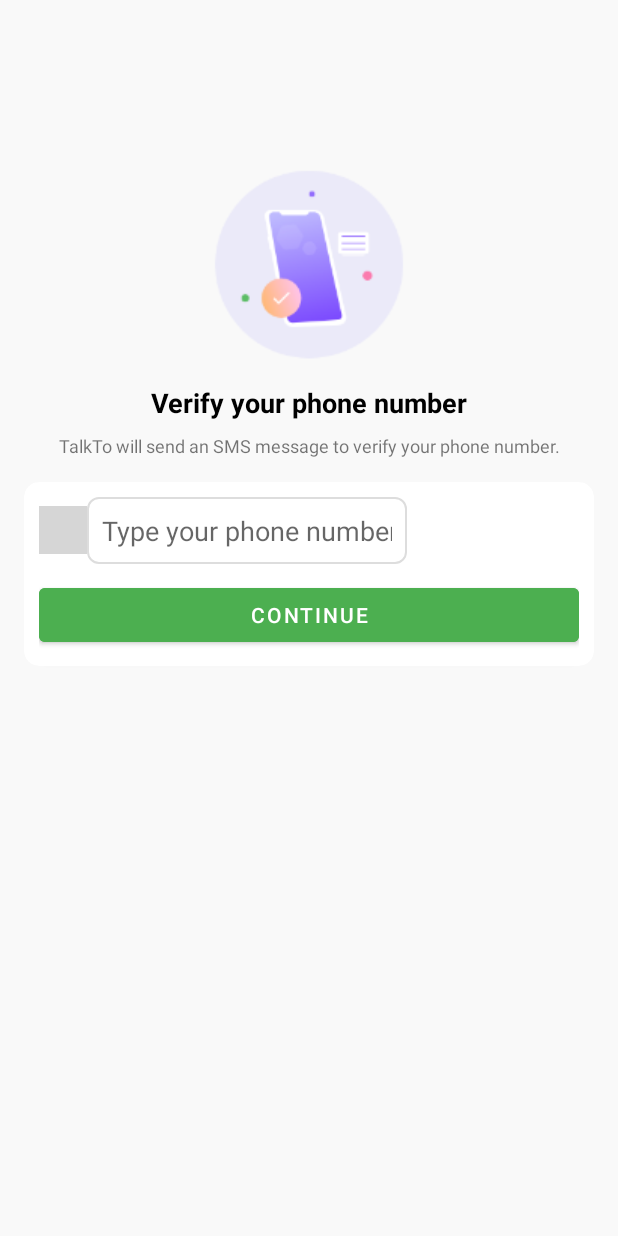
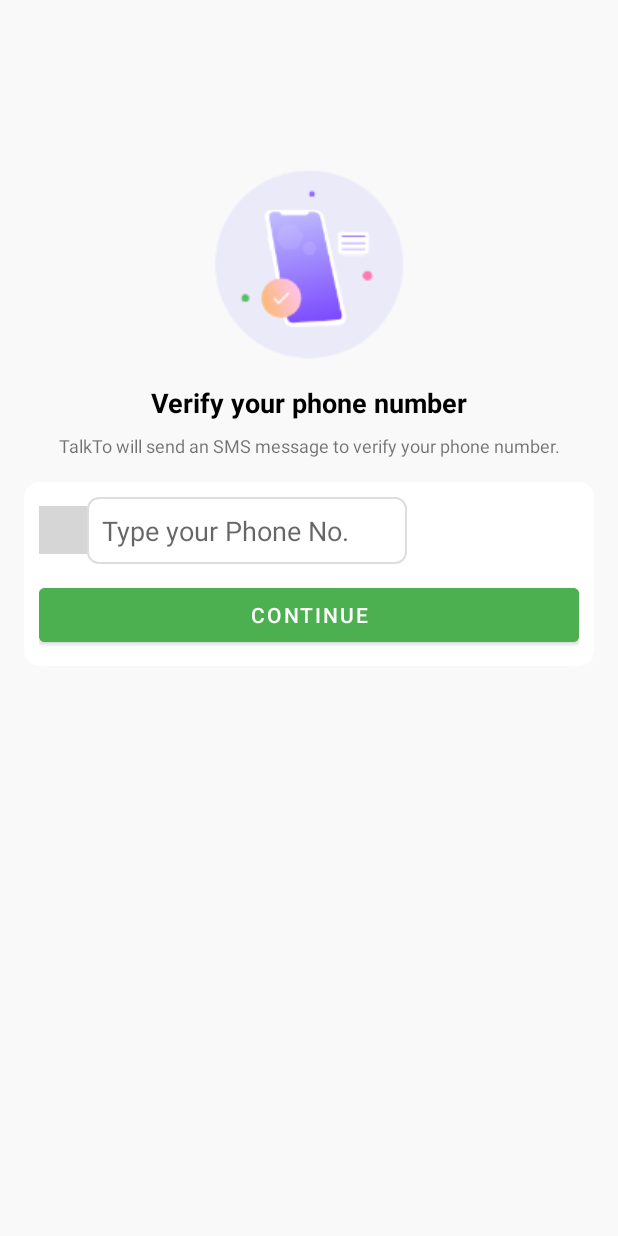
Before and after one commit to Ashutosh-Choudhary2920/PrepShala, an Android app: the PhoneNumberActivity screen opened directly, with no data from a screen before it, on a phone screen of 412 x 824 dp. Run offline under Robolectric (Android 15) with nearby library versions, the phone set to English and light mode, and no system bars; our stand-ins replace Firebase (no records; nobody signed in at launch, a user with empty details on screens opened directly); plain views replace CountryCodePicker; Roboto replaces fonts that are not available here; 1 statement that could not run was skipped; grey boxes are pictures that could not be loaded.

Commit message:
changed phone number to Phone No. in activity_hone_number.xml

```diff
--- a/app/src/main/res/layout/activity_phone_number.xml
+++ b/app/src/main/res/layout/activity_phone_number.xml
@@ -82,7 +82,7 @@
                     android:layout_height="wrap_content"
                     android:background="@drawable/textbox_outline"
                     android:ems="10"
-                    android:hint="Type your phone number"
+                    android:hint="Type your Phone No."
                     android:padding="10dp"
                     android:inputType="phone" />
 
```
